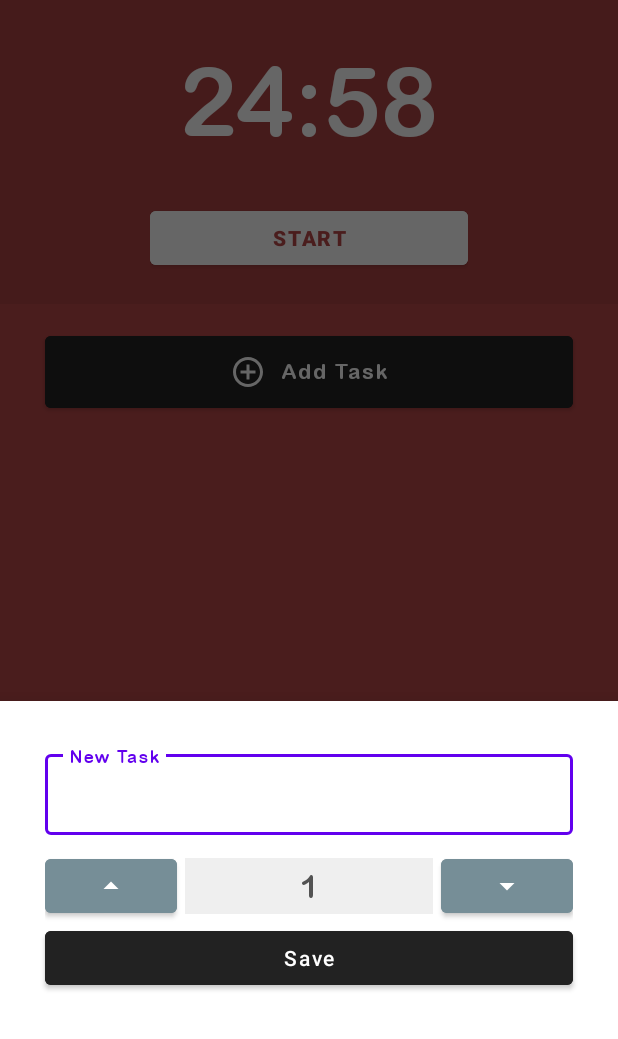
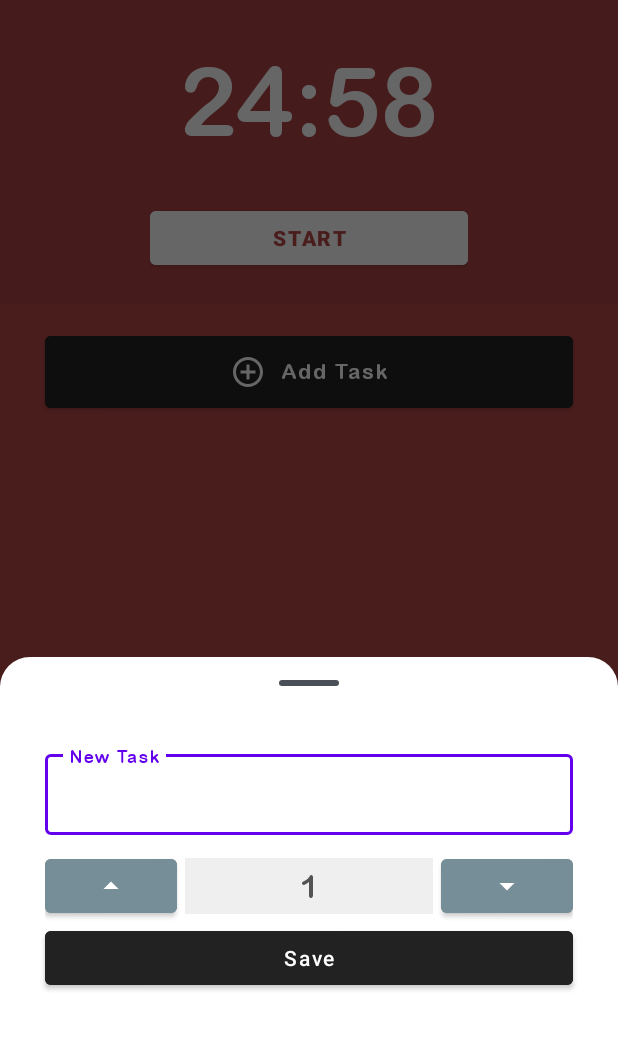
Before and after one commit to erhansennx/Pomodoro-App, an Android app: the screen it shows after launch (MainActivity), after a tap on "Add Task", on a phone screen of 412 x 824 dp, the part 197-1236 px from its top. Run offline under Robolectric (Android 15) with nearby library versions, the phone set to English and light mode, and no system bars; 2 other taps on this screen came first.

Commit message:
bottom sheet dialog rounded

```diff
--- a/app/build.gradle
+++ b/app/build.gradle
@@ -1,6 +1,7 @@
 plugins {
     id 'com.android.application'
     id 'org.jetbrains.kotlin.android'
+    id 'kotlin-kapt'
 }
 
 android {
@@ -46,4 +47,7 @@ dependencies {
     androidTestImplementation 'androidx.test.espresso:espresso-core:3.5.1'
     implementation 'com.google.android.material:material:1.8.0'
 
+    implementation "androidx.room:room-runtime:2.5.0"
+    kapt "androidx.room:room-compiler:2.5.0"
+
 }
--- a/app/src/main/java/com/erhansen/pomodoro/MainActivity.kt
+++ b/app/src/main/java/com/erhansen/pomodoro/MainActivity.kt
@@ -26,7 +26,6 @@ class MainActivity : AppCompatActivity() {
         super.onCreate(savedInstanceState)
         activityMainBinding = ActivityMainBinding.inflate(layoutInflater)
         setContentView(activityMainBinding.root)
-
 
 
         with(activityMainBinding) {
--- a/app/src/main/java/com/erhansen/pomodoro/NewTask.kt
+++ b/app/src/main/java/com/erhansen/pomodoro/NewTask.kt
@@ -15,11 +15,12 @@ class NewTask(private val context: Context, private val recyclerView: RecyclerVi
 
     private var userTask = ""
     private var currentValue = 1
+    //private val pomodoroDatabase: PomodoroDatabase? = PomodoroDatabase.getPomodoroDB(context)
     private val taskArrayList: ArrayList<TaskModal> = arrayListOf()
 
     @SuppressLint("MissingInflatedId") // ignores errors
     fun showBottomSheet() {
-        val bottomSheetDialog = BottomSheetDialog(context)
+        val bottomSheetDialog = BottomSheetDialog(context, R.style.BottomSheetDialogTheme)
         val layoutInflater = LayoutInflater.from(context)
         val bottomSheetView = layoutInflater.inflate(R.layout.bottom_sheet_dialog, null)
         val upButton = bottomSheetView.findViewById<MaterialButton>(R.id.upButton)
@@ -48,6 +49,7 @@ class NewTask(private val context: Context, private val recyclerView: RecyclerVi
                 val taskModal = TaskModal(userTask, currentValue)
                 taskArrayList.add(taskModal)
                 recyclerView.adapter?.notifyDataSetChanged()
+                saveData(userTask, currentValue)
             }
             currentValue = 1
             bottomSheetDialog.cancel()
@@ -59,4 +61,8 @@ class NewTask(private val context: Context, private val recyclerView: RecyclerVi
         return taskArrayList
     }
 
+    private fun saveData(taskName: String, taskStudyNumber: Int) {
+        //pomodoroDatabase?.pomodoroDao()?.saveTask(PomodoroEntity(taskName = taskName, taskStudyNumber = taskStudyNumber))
+    }
+
 }
--- /dev/null
+++ b/app/src/main/res/drawable/round_top.xml
@@ -0,0 +1,11 @@
+<?xml version="1.0" encoding="utf-8"?>
+<shape xmlns:android="http://schemas.android.com/apk/res/android"
+    android:shape="rectangle">
+
+    <solid android:color="#FFFFFF"/>
+
+    <corners
+        android:topLeftRadius="20dp"
+        android:topRightRadius="20dp"/>
+
+</shape>
--- a/app/src/main/res/layout/bottom_sheet_dialog.xml
+++ b/app/src/main/res/layout/bottom_sheet_dialog.xml
@@ -4,17 +4,26 @@
     android:layout_height="wrap_content"
     xmlns:app="http://schemas.android.com/apk/res-auto"
     android:gravity="center_horizontal"
+    android:background="@drawable/round_top"
     android:paddingBottom="30dp"
     android:orientation="vertical">
 
     <!-- #222222 -->
+
+    <View
+        android:layout_width="40dp"
+        android:layout_height="4dp"
+        android:background="@drawable/round"
+        android:backgroundTint="@color/gray"
+        android:layout_marginTop="15dp"/>
+
     <com.google.android.material.textfield.TextInputLayout
         android:id="@+id/textInputLayout"
         style="@style/Widget.MaterialComponents.TextInputLayout.OutlinedBox"
         android:layout_width="match_parent"
         android:layout_height="wrap_content"
         android:layout_marginHorizontal="30dp"
-        android:layout_marginTop="30dp"
+        android:layout_marginTop="40dp"
         android:hint="New Task">
 
         <com.google.android.material.textfield.TextInputEditText
--- a/app/src/main/res/layout/recycler_items.xml
+++ b/app/src/main/res/layout/recycler_items.xml
@@ -31,7 +31,7 @@
             android:layout_marginEnd="10dp"
             android:fontFamily="@font/arialrounded"
             android:hint="Task"
-            android:textSize="18sp"
+            android:textSize="16sp"
             app:layout_constraintBottom_toBottomOf="@+id/imageView"
             app:layout_constraintEnd_toStartOf="@+id/studyNumberText"
             app:layout_constraintStart_toStartOf="@+id/imageView"
@@ -44,7 +44,7 @@
             android:layout_marginEnd="20dp"
             android:fontFamily="@font/arialrounded"
             android:hint="0/4"
-            android:textSize="18sp"
+            android:textSize="16sp"
             app:layout_constraintBottom_toBottomOf="@+id/imageView"
             app:layout_constraintEnd_toStartOf="@+id/deleteMenu"
             app:layout_constraintTop_toTopOf="@+id/imageView" />
--- a/app/src/main/res/values/colors.xml
+++ b/app/src/main/res/values/colors.xml
@@ -12,4 +12,5 @@
     <color name="dark_blue">#397097</color>
     <color name="circle">#CCCCCC</color>
     <color name="bottom_sheet_button">#768E97</color>
+    <color name="gray">#495057</color>
 </resources>
--- a/app/src/main/res/values/themes.xml
+++ b/app/src/main/res/values/themes.xml
@@ -13,4 +13,14 @@
         <item name="android:statusBarColor">?attr/colorPrimaryVariant</item>
         <!-- Customize your theme here. -->
     </style>
+
+    <style name="BottomSheetStyle" parent="Widget.Design.BottomSheet.Modal">
+        <item name="android:background">@android:color/transparent</item>
+    </style>
+
+    <style name="BottomSheetDialogTheme" parent="Theme.Design.Light.BottomSheetDialog">
+        <item name="bottomSheetStyle">@style/BottomSheetStyle</item>
+    </style>
+
+
 </resources>
```
